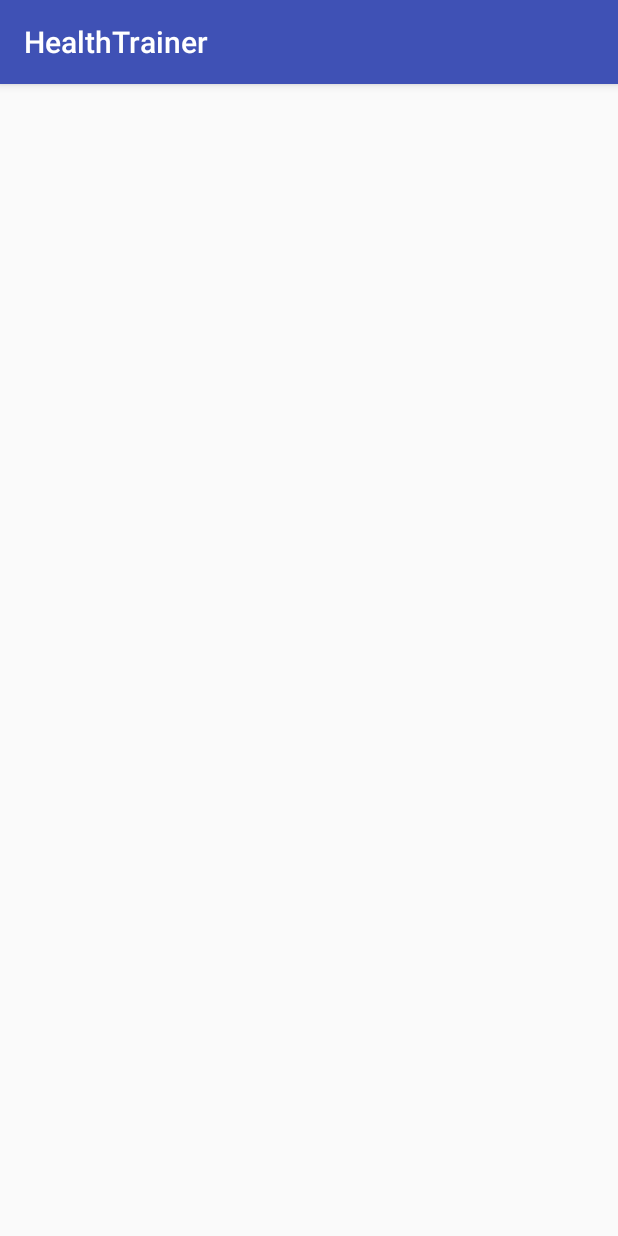
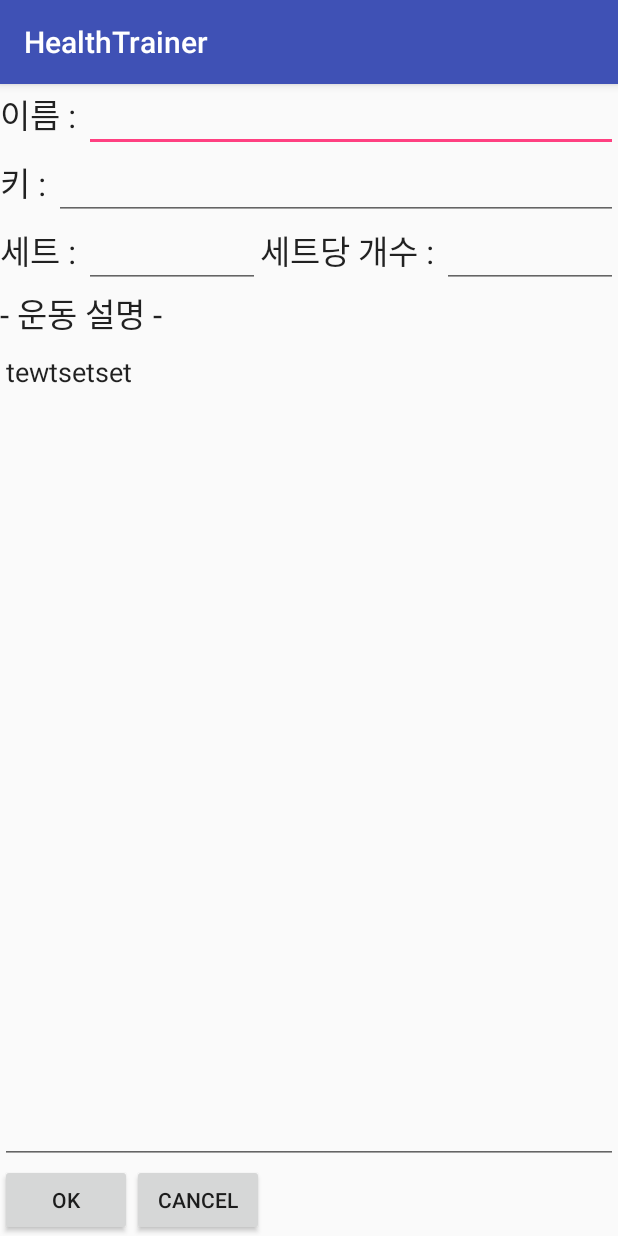
Before and after one commit to Parkdusang/MobileTermProject, an Android app: the Inbodyinfo screen opened directly, with no data from a screen before it, on a phone screen of 412 x 824 dp. Run offline under Robolectric (Android 15) with nearby library versions, the phone set to English and light mode, and no system bars.

Commit message:
no message

```diff
--- a/HealthTrainer/app/src/main/AndroidManifest.xml
+++ b/HealthTrainer/app/src/main/AndroidManifest.xml
@@ -40,6 +40,8 @@
         <activity android:name=".Customercontent4" />
         <activity android:name=".Connectionwaiting" />
         <activity android:name=".Setnumber"></activity>
+        <activity android:name=".Answerclass" />
+        <activity android:name=".Inbodyinfo"></activity>
     </application>
 
 </manifest>
--- a/HealthTrainer/app/src/main/java/com/example/parkdusang/healthtrainer/CreateExercise.java
+++ b/HealthTrainer/app/src/main/java/com/example/parkdusang/healthtrainer/Inbodyinfo.java
@@ -3,11 +3,11 @@ package com.example.parkdusang.healthtrainer;
 import android.support.v7.app.AppCompatActivity;
 import android.os.Bundle;
 
-public class CreateExercise extends AppCompatActivity {
+public class Inbodyinfo extends AppCompatActivity {
 
     @Override
     protected void onCreate(Bundle savedInstanceState) {
         super.onCreate(savedInstanceState);
-        setContentView(R.layout.create_exercise);
+        setContentView(R.layout.inbodyinfo);
     }
 }
--- /dev/null
+++ b/HealthTrainer/app/src/main/res/layout/inbodyinfo.xml
@@ -0,0 +1,115 @@
+<?xml version="1.0" encoding="utf-8"?>
+<LinearLayout xmlns:android="http://schemas.android.com/apk/res/android"
+    xmlns:tools="http://schemas.android.com/tools"
+    android:layout_width="match_parent"
+    android:layout_height="match_parent"
+    android:orientation="vertical"
+    tools:context="com.example.parkdusang.healthtrainer.CreateExercise">
+
+    <LinearLayout
+        android:layout_width="match_parent"
+        android:layout_height="wrap_content">
+
+        <TextView
+            android:layout_width="wrap_content"
+            android:layout_height="wrap_content"
+            android:text="이름 : "
+            android:textAppearance="?android:attr/textAppearanceLarge" />
+
+        <EditText
+            android:layout_width="wrap_content"
+            android:layout_height="wrap_content"
+            android:layout_weight="3" />
+    </LinearLayout>
+
+    <LinearLayout
+        android:layout_width="match_parent"
+        android:layout_height="wrap_content">
+
+        <TextView
+            android:layout_width="wrap_content"
+            android:layout_height="wrap_content"
+            android:text="키 : "
+            android:textAppearance="?android:attr/textAppearanceLarge" />
+
+        <EditText
+
+            android:layout_width="wrap_content"
+            android:layout_height="wrap_content"
+            android:layout_weight="3" />
+    </LinearLayout>
+
+    <LinearLayout
+        android:layout_width="match_parent"
+        android:layout_height="wrap_content"
+        android:orientation="horizontal">
+
+
+        <LinearLayout
+            android:layout_weight="1"
+            android:layout_width="wrap_content"
+            android:layout_height="wrap_content"
+            android:orientation="horizontal">
+            <TextView
+                android:layout_width="wrap_content"
+                android:layout_height="wrap_content"
+
+                android:text="세트 : "
+                android:textAppearance="?android:attr/textAppearanceLarge" />
+
+            <EditText
+                android:layout_weight="1"
+                android:layout_width="wrap_content"
+                android:layout_height="wrap_content"
+                />
+        </LinearLayout>
+        <LinearLayout
+            android:layout_weight="1"
+            android:layout_width="wrap_content"
+            android:layout_height="wrap_content"
+            android:orientation="horizontal">
+
+            <TextView
+                android:layout_width="wrap_content"
+                android:layout_height="wrap_content"
+                android:text="세트당 개수 : "
+                android:textAppearance="?android:attr/textAppearanceLarge" />
+
+            <EditText
+
+                android:layout_weight="1"
+                android:layout_width="wrap_content"
+                android:layout_height="wrap_content" />
+        </LinearLayout>
+    </LinearLayout>
+    <TextView
+
+        android:layout_width="wrap_content"
+        android:layout_height="wrap_content"
+        android:text="- 운동 설명 - "
+        android:textAppearance="?android:attr/textAppearanceLarge" />
+
+    <EditText
+
+        android:layout_width="match_parent"
+        android:layout_height="wrap_content"
+        android:layout_weight="3"
+        android:gravity="top"
+        android:text="tewtsetset" />
+
+    <LinearLayout
+        android:layout_width="match_parent"
+        android:layout_height="wrap_content">
+
+        <Button
+
+            android:layout_width="wrap_content"
+            android:layout_height="wrap_content"
+            android:text="ok" />
+
+        <Button
+            android:layout_width="wrap_content"
+            android:layout_height="wrap_content"
+            android:text="cancel" />
+    </LinearLayout>
+</LinearLayout>
```
Also changed, not shown: HealthTrainer/app/src/main/java/com/example/parkdusang/healthtrainer/Answerclass.java (added, +35 -0 lines), HealthTrainer/app/src/main/java/com/example/parkdusang/healthtrainer/Todayreport.java (+11 -1 lines), HealthTrainer/app/src/main/res/layout/activity_answerclass.xml (added, +71 -0 lines), HealthTrainer/app/src/main/res/layout/customer_information.xml (+28 -12 lines), HealthTrainer/app/src/main/res/layout/todayreport.xml (+8 -2 lines).
